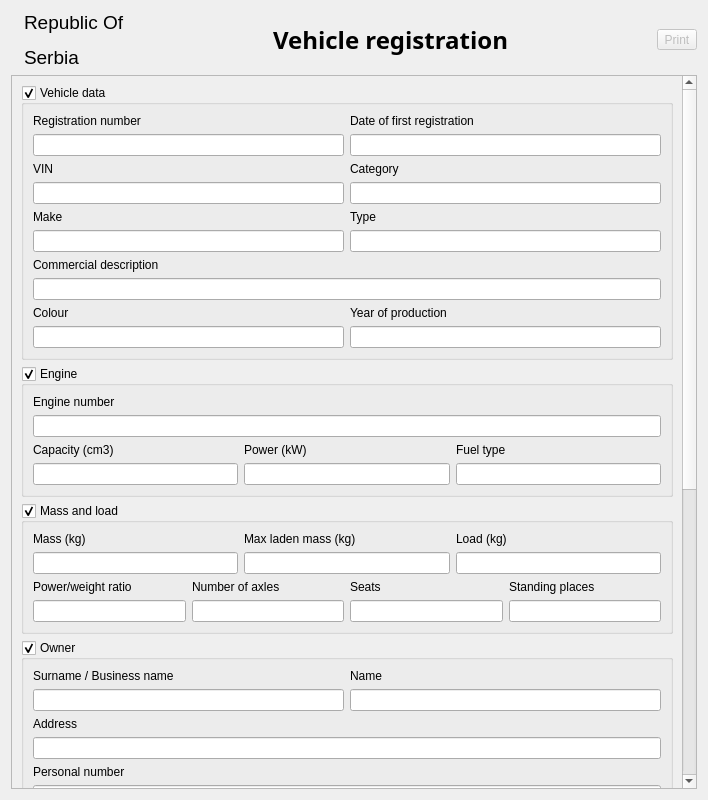
Qt form src/document/vehicle/vehicle.ui (LibreSCRS/LibreCelik) before a commit.
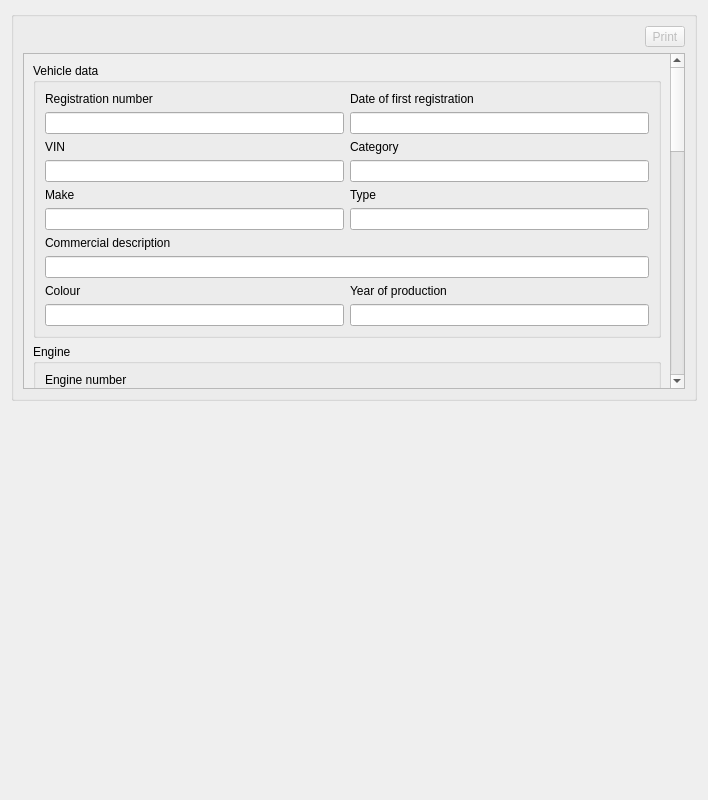
The same form after that commit. Icons and pictures are not drawn. Custom widgets are drawn as their Qt base class.

Commit message: Add CollapsibleSection widget and redesign eID/vehicle card UI

```diff
--- a/src/document/vehicle/vehicle.ui
+++ b/src/document/vehicle/vehicle.ui
@@ -15,112 +15,15 @@
   </property>
   <layout class="QVBoxLayout" name="verticalLayout">
    <item>
+    <widget class="CollapsibleSection" name="vehicleCardSection">
+     <property name="sizePolicy">
+      <sizepolicy hsizetype="Preferred" vsizetype="Expanding">
+       <horstretch>0</horstretch>
+       <verstretch>0</verstretch>
+      </sizepolicy>
+     </property>
     <layout class="QVBoxLayout" name="verticalLayout_main">
-     <!-- Header: Flag + Title + Print -->
-     <item>
-      <layout class="QHBoxLayout" name="headerLayout">
-       <property name="sizeConstraint">
-        <enum>QLayout::SizeConstraint::SetFixedSize</enum>
-       </property>
-       <item>
-        <widget class="QLabel" name="flagLabel">
-         <property name="sizePolicy">
-          <sizepolicy hsizetype="Fixed" vsizetype="Fixed">
-           <horstretch>0</horstretch>
-           <verstretch>0</verstretch>
-          </sizepolicy>
-         </property>
-         <property name="maximumSize">
-          <size>
-           <width>100</width>
-           <height>60</height>
-          </size>
-         </property>
-         <property name="text">
-          <string/>
-         </property>
-         <property name="pixmap">
-          <pixmap resource="../../resources/librecelik.qrc">:/images/rs_flag.png</pixmap>
-         </property>
-         <property name="scaledContents">
-          <bool>true</bool>
-         </property>
-         <property name="alignment">
-          <set>Qt::AlignmentFlag::AlignRight|Qt::AlignmentFlag::AlignTrailing|Qt::AlignmentFlag::AlignVCenter</set>
-         </property>
-        </widget>
-       </item>
-       <item>
-        <widget class="QLabel" name="stateLabel">
-         <property name="sizePolicy">
-          <sizepolicy hsizetype="Fixed" vsizetype="Fixed">
-           <horstretch>0</horstretch>
-           <verstretch>0</verstretch>
-          </sizepolicy>
-         </property>
-         <property name="font">
-          <font>
-           <pointsize>14</pointsize>
-          </font>
-         </property>
-         <property name="text">
-          <string>&lt;html&gt;&lt;head/&gt;&lt;body&gt;&lt;p&gt;Republic Of&lt;/p&gt;&lt;p&gt;Serbia&lt;/p&gt;&lt;/body&gt;&lt;/html&gt;</string>
-         </property>
-         <property name="alignment">
-          <set>Qt::AlignmentFlag::AlignLeading|Qt::AlignmentFlag::AlignLeft|Qt::AlignmentFlag::AlignTop</set>
-         </property>
-        </widget>
-       </item>
-       <item>
-        <spacer name="horizontalSpacer">
-         <property name="orientation">
-          <enum>Qt::Orientation::Horizontal</enum>
-         </property>
-         <property name="sizeHint" stdset="0">
-          <size>
-           <width>40</width>
-           <height>20</height>
-          </size>
-         </property>
-        </spacer>
-       </item>
-       <item>
-        <widget class="QLabel" name="titleLabel">
-         <property name="sizePolicy">
-          <sizepolicy hsizetype="Fixed" vsizetype="Fixed">
-           <horstretch>0</horstretch>
-           <verstretch>0</verstretch>
-          </sizepolicy>
-         </property>
-         <property name="font">
-          <font>
-           <family>Sans Serif</family>
-           <pointsize>18</pointsize>
-           <bold>true</bold>
-          </font>
-         </property>
-         <property name="text">
-          <string>Vehicle registration</string>
-         </property>
-         <property name="alignment">
-          <set>Qt::AlignmentFlag::AlignLeading|Qt::AlignmentFlag::AlignLeft|Qt::AlignmentFlag::AlignVCenter</set>
-         </property>
-        </widget>
-       </item>
-       <item>
-        <spacer name="horizontalSpacer_2">
-         <property name="orientation">
-          <enum>Qt::Orientation::Horizontal</enum>
-         </property>
-         <property name="sizeHint" stdset="0">
-          <size>
-           <width>40</width>
-           <height>20</height>
-          </size>
-         </property>
-        </spacer>
-       </item>
-       <item>
+      <item alignment="Qt::AlignmentFlag::AlignRight">
         <widget class="QToolButton" name="toolButton">
          <property name="enabled">
           <bool>false</bool>
@@ -134,13 +37,14 @@
          </property>
          <property name="iconSize">
           <size>
-           <width>48</width>
-           <height>48</height>
-          </size>
-         </property>
-        </widget>
-       </item>
-      </layout>
+          <width>32</width>
+          <height>32</height>
+         </size>
+        </property>
+        <property name="toolButtonStyle">
+         <enum>Qt::ToolButtonStyle::ToolButtonIconOnly</enum>
+        </property>
+       </widget>
      </item>
      <!-- Scrollable content area -->
      <item>
@@ -152,13 +56,7 @@
         <layout class="QVBoxLayout" name="scrollLayout">
          <!-- Vehicle Data Group -->
          <item>
-          <widget class="QGroupBox" name="vehicleGroupBox">
-           <property name="checkable">
-            <bool>true</bool>
-           </property>
-           <property name="checked">
-            <bool>true</bool>
-           </property>
+          <widget class="CollapsibleSection" name="vehicleGroupBox">
            <property name="title">
             <string>Vehicle data</string>
            </property>
@@ -346,13 +244,7 @@
          </item>
          <!-- Engine Group -->
          <item>
-          <widget class="QGroupBox" name="engineGroupBox">
-           <property name="checkable">
-            <bool>true</bool>
-           </property>
-           <property name="checked">
-            <bool>true</bool>
-           </property>
+          <widget class="CollapsibleSection" name="engineGroupBox">
            <property name="title">
             <string>Engine</string>
            </property>
@@ -438,13 +330,7 @@
          </item>
          <!-- Mass/Load Group -->
          <item>
-          <widget class="QGroupBox" name="massGroupBox">
-           <property name="checkable">
-            <bool>true</bool>
-           </property>
-           <property name="checked">
-            <bool>true</bool>
-           </property>
+          <widget class="CollapsibleSection" name="massGroupBox">
            <property name="title">
             <string>Mass and load</string>
            </property>
@@ -588,13 +474,7 @@
          </item>
          <!-- Owner Group -->
          <item>
-          <widget class="QGroupBox" name="ownerGroupBox">
-           <property name="checkable">
-            <bool>true</bool>
-           </property>
-           <property name="checked">
-            <bool>true</bool>
-           </property>
+          <widget class="CollapsibleSection" name="ownerGroupBox">
            <property name="title">
             <string>Owner</string>
            </property>
@@ -946,14 +826,48 @@
            </layout>
           </widget>
          </item>
+        <item>
+         <spacer name="verticalSpacer">
+          <property name="orientation">
+           <enum>Qt::Orientation::Vertical</enum>
+          </property>
+          <property name="sizeHint" stdset="0">
+           <size>
+            <width>20</width>
+            <height>40</height>
+           </size>
+          </property>
+         </spacer>
+        </item>
         </layout>
        </widget>
       </widget>
      </item>
     </layout>
-   </item>
-  </layout>
- </widget>
+   </widget>
+  </item>
+  <item>
+   <spacer name="verticalSpacer_outer">
+    <property name="orientation">
+     <enum>Qt::Orientation::Vertical</enum>
+    </property>
+    <property name="sizeHint" stdset="0">
+     <size>
+      <width>20</width>
+      <height>0</height>
+     </size>
+    </property>
+   </spacer>
+  </item>
+ </layout>
+</widget>
+ <customwidgets>
+  <customwidget>
+   <class>CollapsibleSection</class>
+   <extends>QGroupBox</extends>
+   <header>utils/collapsiblesection.h</header>
+  </customwidget>
+ </customwidgets>
  <resources>
   <include location="../../resources/librecelik.qrc"/>
  </resources>
```
Left out of the diff: 16 changed lines with no effect on the pictures. Lines whose indentation alone changed are shown as unchanged. The commit also changes 11 other files.
